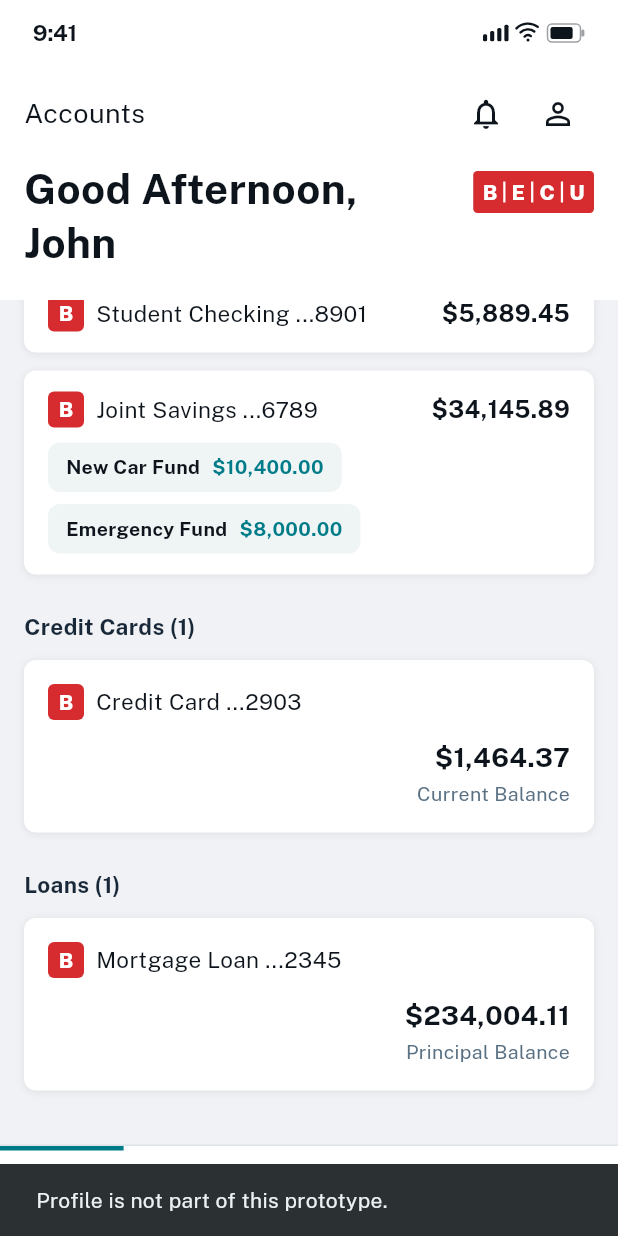
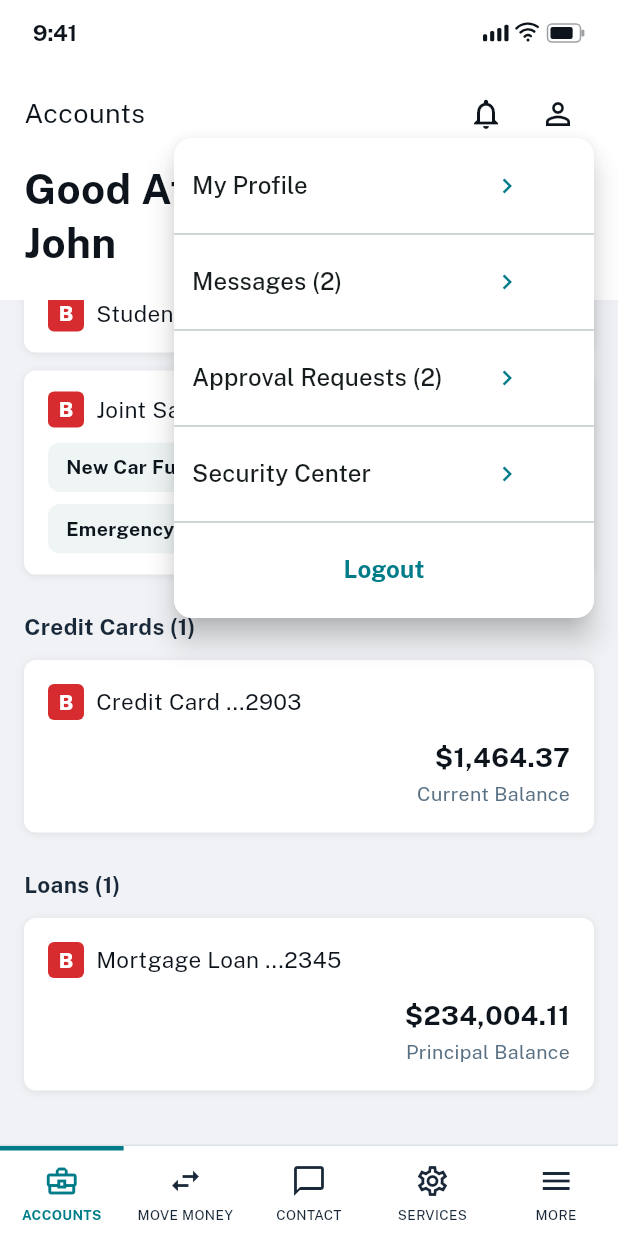
Before and after one commit to chrisfoisydev/MobileApp, a Flutter app: the AccountSummaryScreen screen opened directly, scrolled down 250 dp, after a tap on the "person outline" icon, on a phone screen of 412 x 824 dp. Run offline on Flutter 3.47's test engine with Material 3 defaults, Android fonts, the phone set to English and light mode, and no system bars; our stand-ins replace google_fonts, web; missing offline and left inert: dart:js_interop, dart:ui_web.

Commit message:
Add profile dropdown menu and My Profile screen
The profile icon on the Account Summary now opens a dropdown (My
Profile, Messages, Approval Requests, Security Center, Logout). My
Profile shows member identity, contact info, account activity and
security settings; Logout returns to the welcome screen.

Also adds an optional shared bucket list to AccountDetailScreen so
created sub-balances can propagate to callers.

https://claude.ai/code/session_01NuCKxaSF8m2VXGLc8nwLxh

```diff
--- a/lib/screens/account_summary_screen.dart
+++ b/lib/screens/account_summary_screen.dart
@@ -7,6 +7,7 @@ import '../theme/app_theme.dart';
 import '../widgets/app_bottom_nav.dart';
 import '../widgets/becu_logo.dart';
 import '../widgets/cascade_in.dart';
+import '../widgets/profile_menu_button.dart';
 import '../widgets/surface_card.dart';
 import 'account_detail_screen.dart';
 import 'credit_card_detail_screen.dart';
@@ -199,11 +200,7 @@ class _AccountSummaryScreenState extends State<AccountSummaryScreen> {
                     icon: const Icon(Icons.notifications_none,
                         color: AppColors.navy),
                   ),
-                  IconButton(
-                    onPressed: () => _showPrototypeNotice('Profile'),
-                    icon:
-                        const Icon(Icons.person_outline, color: AppColors.navy),
-                  ),
+                  const ProfileMenuButton(),
                 ],
               ),
               const SizedBox(height: 8),
--- /dev/null
+++ b/lib/widgets/profile_menu_button.dart
@@ -0,0 +1,95 @@
+import 'package:flutter/material.dart';
+
+import '../screens/my_profile_screen.dart';
+import '../screens/welcome_screen.dart';
+import '../theme/app_theme.dart';
+
+/// The profile icon with its dropdown menu (My Profile, Messages, Approval
+/// Requests, Security Center, Logout), anchored beneath the icon.
+class ProfileMenuButton extends StatelessWidget {
+  const ProfileMenuButton({super.key});
+
+  static const _labels = {
+    'messages': 'Messages',
+    'approvals': 'Approval Requests',
+    'security': 'Security Center',
+  };
+
+  void _handle(BuildContext context, String value) {
+    switch (value) {
+      case 'profile':
+        Navigator.of(context).push(
+          MaterialPageRoute(builder: (_) => const MyProfileScreen()),
+        );
+      case 'logout':
+        Navigator.of(context).pushAndRemoveUntil(
+          MaterialPageRoute(builder: (_) => const WelcomeScreen()),
+          (route) => false,
+        );
+      default:
+        ScaffoldMessenger.of(context)
+          ..hideCurrentSnackBar()
+          ..showSnackBar(
+            SnackBar(
+              content: Text(
+                '${_labels[value] ?? value} is not part of this prototype.',
+              ),
+            ),
+          );
+    }
+  }
+
+  PopupMenuItem<String> _item(String value, String label) {
+    return PopupMenuItem<String>(
+      value: value,
+      height: 48,
+      child: SizedBox(
+        width: 220,
+        child: Row(
+          children: [
+            Expanded(
+              child: Text(label, style: const TextStyle(fontSize: 16)),
+            ),
+            const Icon(Icons.chevron_right, size: 20, color: AppColors.teal),
+          ],
+        ),
+      ),
+    );
+  }
+
+  @override
+  Widget build(BuildContext context) {
+    return PopupMenuButton<String>(
+      icon: const Icon(Icons.person_outline, color: AppColors.navy),
+      color: Colors.white,
+      elevation: 8,
+      position: PopupMenuPosition.under,
+      shape: RoundedRectangleBorder(borderRadius: BorderRadius.circular(12)),
+      onSelected: (value) => _handle(context, value),
+      itemBuilder: (context) => [
+        _item('profile', 'My Profile'),
+        const PopupMenuDivider(),
+        _item('messages', 'Messages (2)'),
+        const PopupMenuDivider(),
+        _item('approvals', 'Approval Requests (2)'),
+        const PopupMenuDivider(),
+        _item('security', 'Security Center'),
+        const PopupMenuDivider(),
+        const PopupMenuItem<String>(
+          value: 'logout',
+          height: 48,
+          child: Center(
+            child: Text(
+              'Logout',
+              style: TextStyle(
+                color: AppColors.teal,
+                fontSize: 16,
+                fontWeight: FontWeight.w700,
+              ),
+            ),
+          ),
+        ),
+      ],
+    );
+  }
+}
```
Also changed, not shown: lib/screens/account_detail_screen.dart (+13 -2 lines), lib/screens/my_profile_screen.dart (added, +236 -0 lines), 3 other files.
